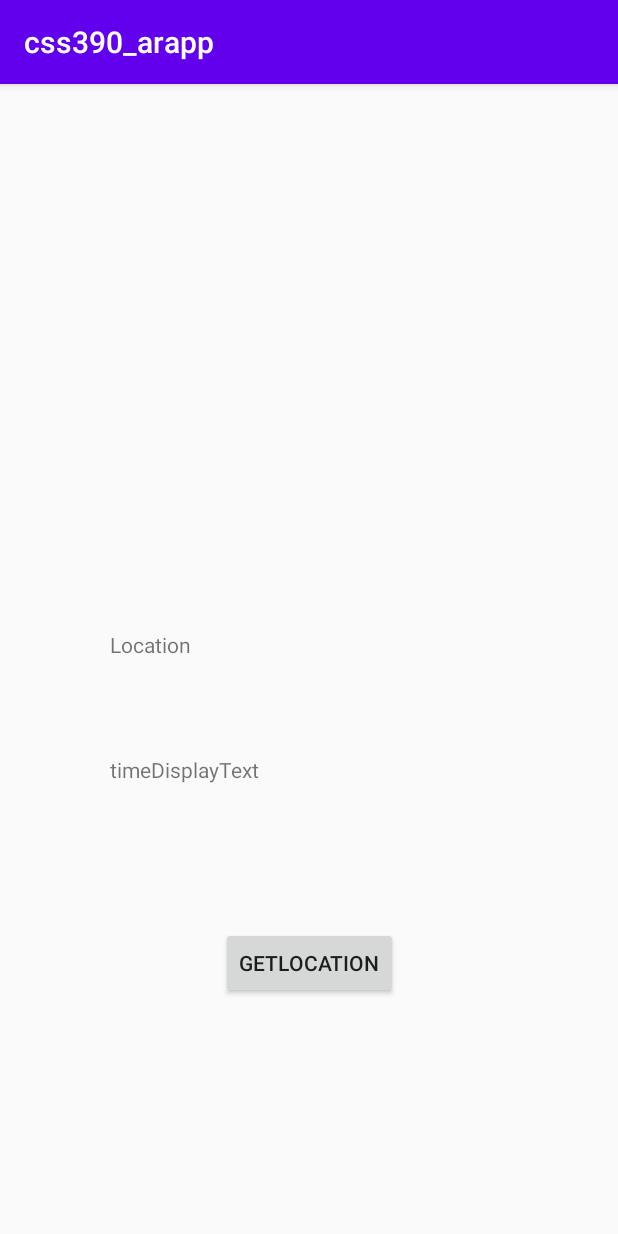
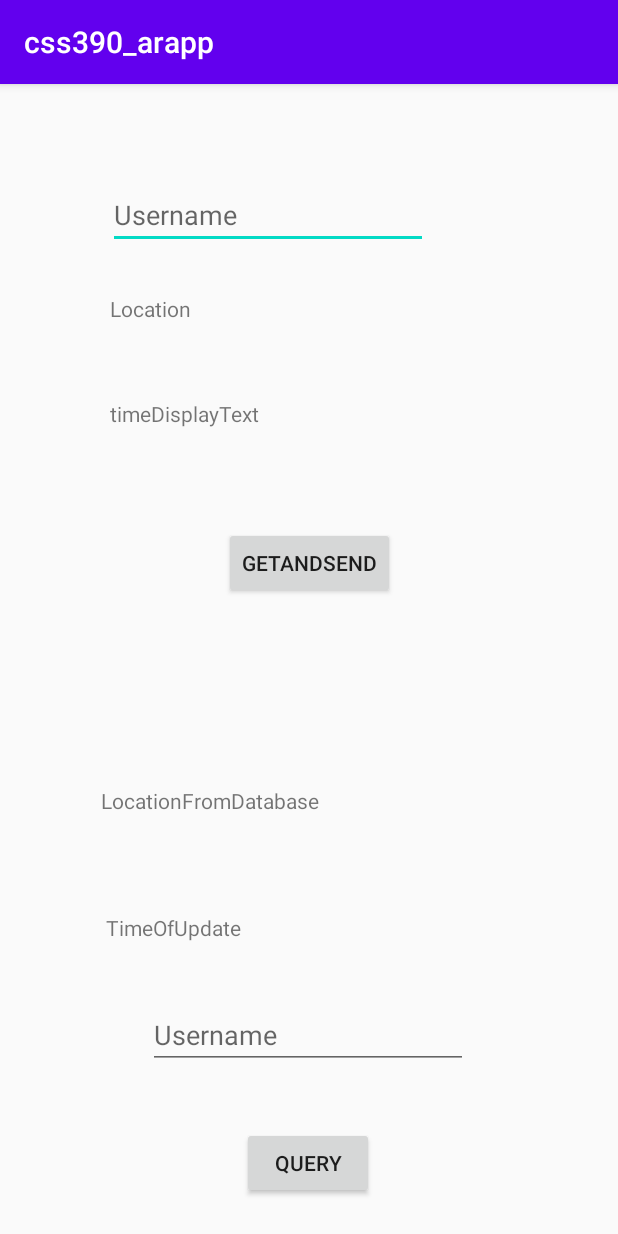
Before and after one commit to Teabeans/css390_arapp, an Android app: the LocationCapture screen opened directly, with no data from a screen before it, on a phone screen of 412 x 824 dp. Run offline under Robolectric (Android 15) with nearby library versions, the phone set to English and light mode, and no system bars; our stand-ins replace Firebase (no records; nobody signed in at launch, a user with empty details on screens opened directly).

Commit message:
Location write to DB

```diff
--- a/app/build.gradle
+++ b/app/build.gradle
@@ -46,7 +46,7 @@ dependencies {
     implementation 'androidx.lifecycle:lifecycle-extensions:2.2.0'//Firebase Realtime Database
     implementation 'com.google.android.gms:play-services-location:17.1.0'
 
-    implementation 'com.google.firebase:firebase-database:19.3.0'
+    implementation 'com.google.firebase:firebase-database:19.5.1'
     testImplementation 'junit:junit:4.12'
     androidTestImplementation 'androidx.test.ext:junit:1.1.2'
     androidTestImplementation 'androidx.test.espresso:espresso-core:3.3.0'
--- a/app/src/main/java/com/example/css390_arapp/MainActivity.kt
+++ b/app/src/main/java/com/example/css390_arapp/MainActivity.kt
@@ -52,6 +52,12 @@ class MainActivity : AppCompatActivity() {
             val intent = Intent(Intent.ACTION_PICK)
             intent.type = "image/*"
             startActivityForResult(intent, 0)
+        }
+
+        //Location testing
+        testLocationButton.setOnClickListener{
+            val intent = Intent(this, LocationCapture::class.java)
+            startActivity(intent)
         }
     }
 
--- a/app/src/main/res/layout/display_location.xml
+++ b/app/src/main/res/layout/display_location.xml
@@ -14,17 +14,19 @@
         app:layout_constraintBottom_toBottomOf="parent"
         app:layout_constraintEnd_toEndOf="parent"
         app:layout_constraintStart_toStartOf="parent"
-        app:layout_constraintTop_toTopOf="parent" />
+        app:layout_constraintTop_toTopOf="parent"
+        app:layout_constraintVertical_bias="0.192" />
 
     <Button
         android:id="@+id/getLocationButton"
         android:layout_width="wrap_content"
         android:layout_height="wrap_content"
-        android:text="@string/getlocationTextV"
+        android:text="@string/getandsend"
         app:layout_constraintBottom_toBottomOf="parent"
         app:layout_constraintEnd_toEndOf="parent"
         app:layout_constraintStart_toStartOf="parent"
-        app:layout_constraintTop_toBottomOf="@+id/locationTextDisplay" />
+        app:layout_constraintTop_toBottomOf="@+id/locationTextDisplay"
+        app:layout_constraintVertical_bias="0.213" />
 
     <TextView
         android:id="@+id/timeTextView"
@@ -35,6 +37,70 @@
         app:layout_constraintEnd_toEndOf="parent"
         app:layout_constraintStart_toStartOf="parent"
         app:layout_constraintTop_toBottomOf="@+id/locationTextDisplay"
-        app:layout_constraintVertical_bias="0.134" />
+        app:layout_constraintVertical_bias="0.055" />
+
+    <EditText
+        android:id="@+id/tempUserNameText"
+        android:layout_width="wrap_content"
+        android:layout_height="wrap_content"
+        android:ems="10"
+        android:hint="Username"
+        android:inputType="textPersonName"
+        app:layout_constraintBottom_toTopOf="@+id/locationTextDisplay"
+        app:layout_constraintEnd_toEndOf="parent"
+        app:layout_constraintHorizontal_bias="0.363"
+        app:layout_constraintStart_toStartOf="parent"
+        app:layout_constraintTop_toTopOf="parent"
+        app:layout_constraintVertical_bias="0.681" />
+
+    <TextView
+        android:id="@+id/locationDatabaseText"
+        android:layout_width="265dp"
+        android:layout_height="45dp"
+        android:text="LocationFromDatabase"
+        app:layout_constraintBottom_toBottomOf="parent"
+        app:layout_constraintEnd_toEndOf="parent"
+        app:layout_constraintHorizontal_bias="0.458"
+        app:layout_constraintStart_toStartOf="parent"
+        app:layout_constraintTop_toBottomOf="@+id/getLocationButton"
+        app:layout_constraintVertical_bias="0.328" />
+
+    <TextView
+        android:id="@+id/timeOfUpdateText"
+        android:layout_width="262dp"
+        android:layout_height="31dp"
+        android:text="TimeOfUpdate"
+        app:layout_constraintBottom_toBottomOf="parent"
+        app:layout_constraintEnd_toEndOf="parent"
+        app:layout_constraintHorizontal_bias="0.469"
+        app:layout_constraintStart_toStartOf="parent"
+        app:layout_constraintTop_toBottomOf="@+id/locationDatabaseText"
+        app:layout_constraintVertical_bias="0.177" />
+
+    <Button
+        android:id="@+id/usernameQueryButton"
+        android:layout_width="wrap_content"
+        android:layout_height="wrap_content"
+        android:text="Query"
+        app:layout_constraintBottom_toBottomOf="parent"
+        app:layout_constraintEnd_toEndOf="parent"
+        app:layout_constraintHorizontal_bias="0.498"
+        app:layout_constraintStart_toStartOf="parent"
+        app:layout_constraintTop_toBottomOf="@+id/usernameQueryText"
+        app:layout_constraintVertical_bias="0.612" />
+
+    <EditText
+        android:id="@+id/usernameQueryText"
+        android:layout_width="wrap_content"
+        android:layout_height="wrap_content"
+        android:ems="10"
+        android:hint="Username"
+        android:inputType="textPersonName"
+        app:layout_constraintBottom_toBottomOf="parent"
+        app:layout_constraintEnd_toEndOf="parent"
+        app:layout_constraintHorizontal_bias="0.497"
+        app:layout_constraintStart_toStartOf="parent"
+        app:layout_constraintTop_toBottomOf="@+id/timeOfUpdateText"
+        app:layout_constraintVertical_bias="0.196" />
 
 </androidx.constraintlayout.widget.ConstraintLayout>
--- a/app/src/main/res/values/strings.xml
+++ b/app/src/main/res/values/strings.xml
@@ -22,4 +22,5 @@
     <string name="email">Email</string>
     <string name="password">Password</string>
     <string name="select_photo">Select Photo</string>
+    <string name="getandsend">GetAndSend</string>
 </resources>
```
Also changed, not shown: app/src/main/java/com/example/css390_arapp/LocationCapture.kt (+47 -17 lines), app/src/main/res/layout/activity_main.xml (+13 -0 lines).
